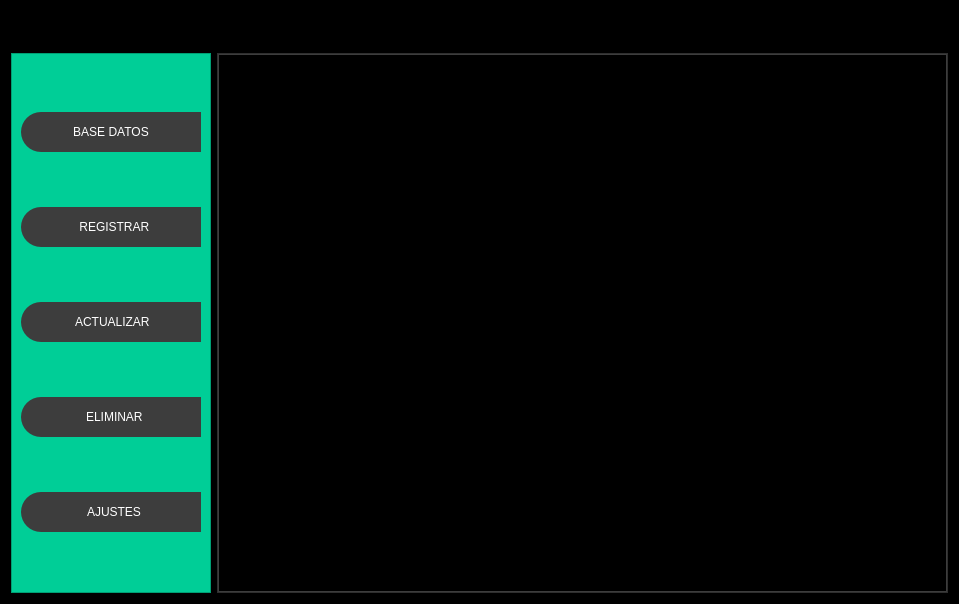
This is diseño.ui in jose99II/repositorioBd as Qt 5 draws it before an edit. The edited form follows.
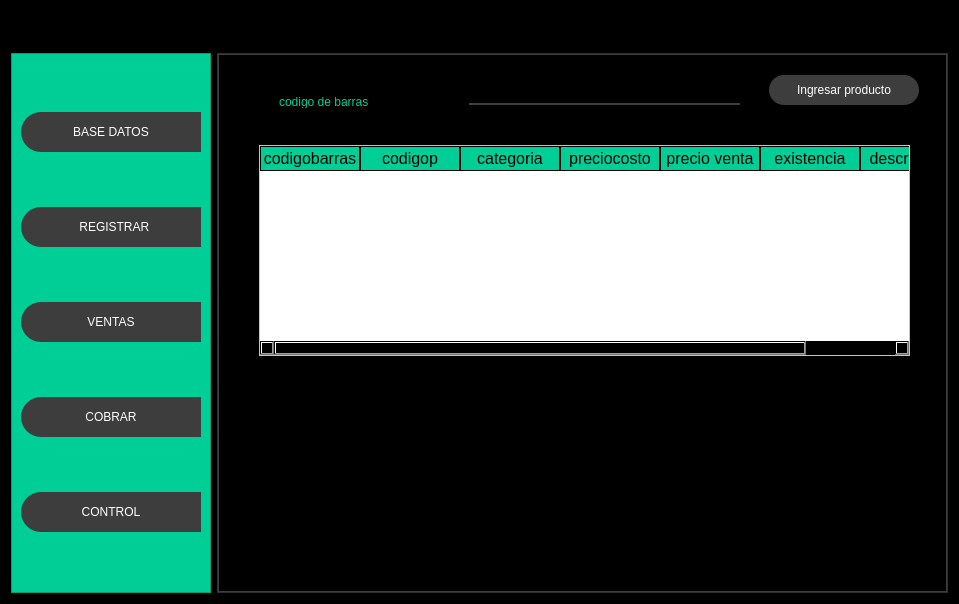
This is the edited form. The open tabs and pages were chosen to show the change. Icons and pictures are not drawn.

Patch:
```diff
--- a/diseño.ui
+++ b/diseño.ui
@@ -380,7 +380,7 @@
                 </size>
                </property>
                <property name="text">
-                <string> ACTUALIZAR</string>
+                <string>VENTAS</string>
                </property>
                <property name="icon">
                 <iconset>
@@ -409,7 +409,7 @@
                 <bool>false</bool>
                </property>
                <property name="text">
-                <string>  ELIMINAR</string>
+                <string>COBRAR</string>
                </property>
                <property name="icon">
                 <iconset>
@@ -438,7 +438,7 @@
                 </size>
                </property>
                <property name="text">
-                <string>  AJUSTES</string>
+                <string>CONTROL</string>
                </property>
                <property name="icon">
                 <iconset>
@@ -1789,6 +1789,89 @@
                  </item>
                 </layout>
                </widget>
+               <widget class="QWidget" name="page">
+                <widget class="QLineEdit" name="buscar_2">
+                 <property name="geometry">
+                  <rect>
+                   <x>250</x>
+                   <y>30</y>
+                   <width>271</width>
+                   <height>20</height>
+                  </rect>
+                 </property>
+                </widget>
+                <widget class="QLabel" name="c">
+                 <property name="geometry">
+                  <rect>
+                   <x>60</x>
+                   <y>40</y>
+                   <width>230</width>
+                   <height>13</height>
+                  </rect>
+                 </property>
+                 <property name="text">
+                  <string>codigo de barras</string>
+                 </property>
+                </widget>
+                <widget class="QPushButton" name="ingreso">
+                 <property name="geometry">
+                  <rect>
+                   <x>550</x>
+                   <y>20</y>
+                   <width>150</width>
+                   <height>30</height>
+                  </rect>
+                 </property>
+                 <property name="text">
+                  <string>Ingresar producto</string>
+                 </property>
+                </widget>
+                <widget class="QTableWidget" name="tableWidget_2">
+                 <property name="geometry">
+                  <rect>
+                   <x>40</x>
+                   <y>90</y>
+                   <width>651</width>
+                   <height>211</height>
+                  </rect>
+                 </property>
+                 <column>
+                  <property name="text">
+                   <string>codigobarras</string>
+                  </property>
+                 </column>
+                 <column>
+                  <property name="text">
+                   <string>codigop</string>
+                  </property>
+                 </column>
+                 <column>
+                  <property name="text">
+                   <string>categoria</string>
+                  </property>
+                 </column>
+                 <column>
+                  <property name="text">
+                   <string>preciocosto</string>
+                  </property>
+                 </column>
+                 <column>
+                  <property name="text">
+                   <string>precio venta</string>
+                  </property>
+                 </column>
+                 <column>
+                  <property name="text">
+                   <string>existencia</string>
+                  </property>
+                 </column>
+                 <column>
+                  <property name="text">
+                   <string>descripcion</string>
+                  </property>
+                 </column>
+                </widget>
+               </widget>
                <widget class="QWidget" name="page_eliminar">
                 <layout class="QVBoxLayout" name="verticalLayout_13">
                  <item>
```
Left out of the diff: 33 changed lines with no effect on the pictures.
